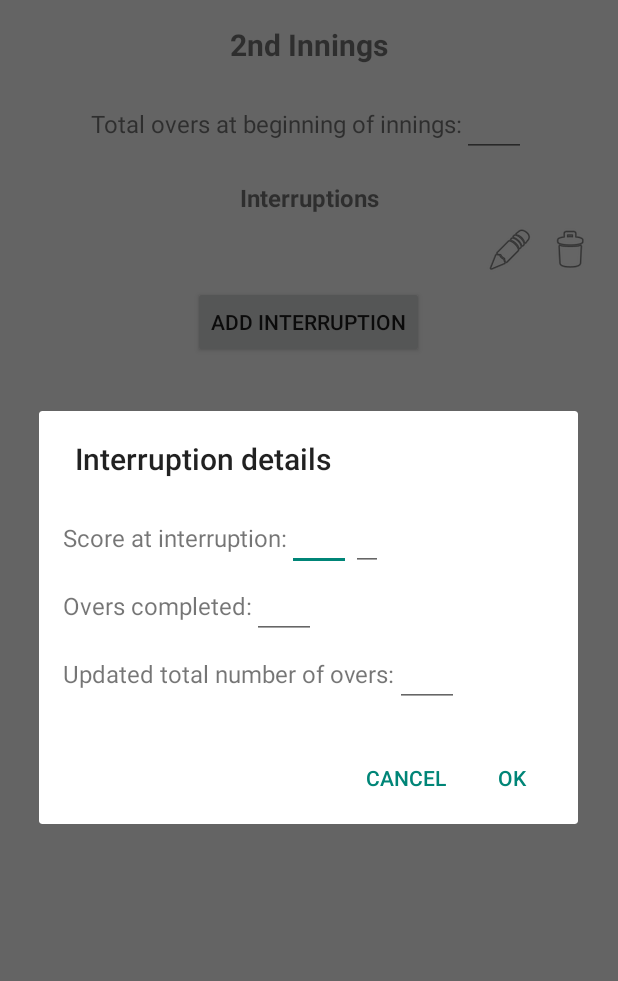
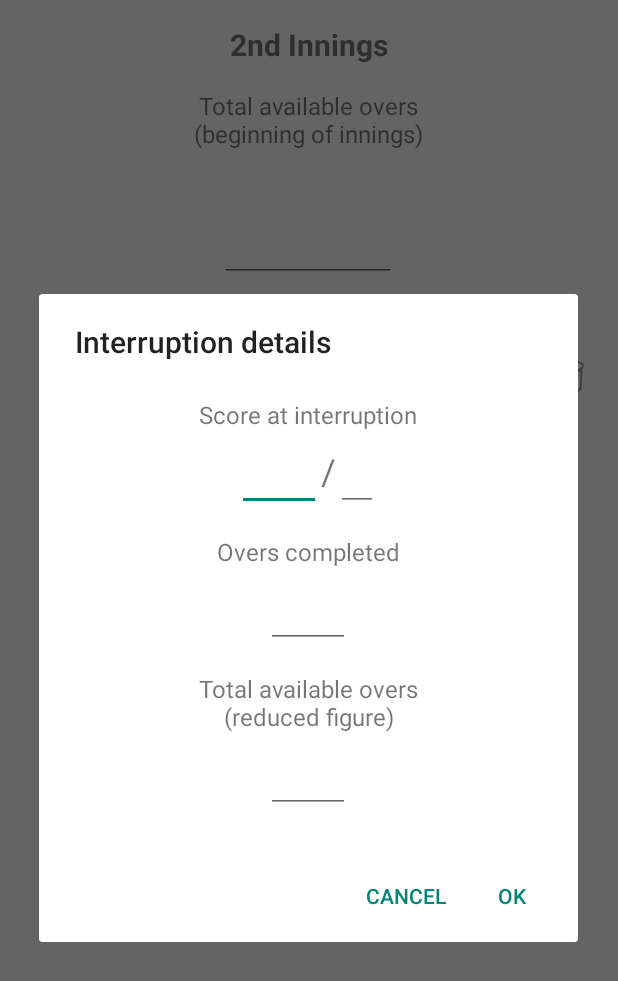
Before and after one commit to jeremyleee/Duckie, an Android app: the fragment InningsFragment shown on its own in the app's theme, after a tap on "ADD INTERRUPTION", on a phone screen of 412 x 824 dp. Shown: the top 981 px of the screen. Run offline under Robolectric (Android 15) with nearby library versions, the phone set to English and light mode, and no system bars; 8 statements that could not run were skipped.

Commit message:
Made EditTexts bigger and improved wording of labels

```diff
--- a/app/src/main/java/com/tragicfruit/duckworthlewiscalculator/MatchActivity.java
+++ b/app/src/main/java/com/tragicfruit/duckworthlewiscalculator/MatchActivity.java
@@ -6,6 +6,8 @@ import android.support.v13.app.FragmentPagerAdapter;
 import android.support.v4.view.ViewPager;
 import android.support.v7.app.ActionBarActivity;
 import android.support.v7.widget.Toolbar;
+import android.view.Menu;
+import android.view.MenuInflater;
 
 /**
  * Created by Jeremy on 1/02/2015.
@@ -102,6 +104,12 @@ public class MatchActivity extends ActionBarActivity {
         });
     }
 
+    /*@Override
+    public boolean onCreateOptionsMenu(Menu menu) {
+        getMenuInflater().inflate(R.menu.menu_match, menu);
+        return true;
+    }*/
+
     @Override
     public void onPause() {
         super.onPause();
--- a/app/src/main/res/layout/dialog_interruption.xml
+++ b/app/src/main/res/layout/dialog_interruption.xml
@@ -3,12 +3,13 @@
               android:orientation="vertical"
               android:layout_width="wrap_content"
               android:layout_height="wrap_content"
-              android:padding="@dimen/activity_horizontal_margin">
+              android:padding="24dp"
+              android:gravity="center">
 
     <LinearLayout
         android:layout_width="wrap_content"
         android:layout_height="wrap_content"
-        android:orientation="horizontal">
+        android:orientation="vertical">
 
         <TextView
             android:layout_width="wrap_content"
@@ -16,15 +17,32 @@
             android:text="@string/interruption_score_label"
             android:textSize="16sp"/>
 
+        <LinearLayout
+            android:layout_width="wrap_content"
+            android:layout_height="wrap_content"
+            android:orientation="horizontal"
+            android:layout_gravity="center"
+            android:layout_marginBottom="16dp">
+
             <EditText
+                android:gravity="center"
                 android:id="@+id/interruption_runs_editText"
+                android:textSize="24sp"
                 android:layout_width="wrap_content"
                 android:layout_height="wrap_content"
                 android:inputType="number"
                 android:ems="2"/>
 
+            <TextView
+                android:text="/"
+                android:textSize="24sp"
+                android:layout_width="wrap_content"
+                android:layout_height="wrap_content"/>
+
             <EditText
+                android:gravity="center"
                 android:id="@+id/interruption_wickets_editText"
+                android:textSize="24sp"
                 android:layout_width="wrap_content"
                 android:layout_height="wrap_content"
                 android:inputType="number"
@@ -32,10 +50,14 @@
 
         </LinearLayout>
 
+    </LinearLayout>
+
     <LinearLayout
         android:layout_width="wrap_content"
         android:layout_height="wrap_content"
-        android:orientation="horizontal">
+        android:orientation="vertical"
+        android:gravity="center"
+        android:layout_marginBottom="16dp">
 
         <TextView
             android:layout_width="wrap_content"
@@ -44,6 +66,8 @@
             android:textSize="16sp"/>
 
         <EditText
+            android:gravity="center"
+            android:textSize="24sp"
             android:id="@+id/interruption_overs_completed"
             android:layout_width="wrap_content"
             android:layout_height="wrap_content"
@@ -55,15 +79,19 @@
     <LinearLayout
         android:layout_width="wrap_content"
         android:layout_height="wrap_content"
-        android:orientation="horizontal">
+        android:orientation="vertical"
+        android:gravity="center">
 
         <TextView
+            android:gravity="center"
             android:layout_width="wrap_content"
             android:layout_height="wrap_content"
             android:text="@string/interruption_new_total_overs"
             android:textSize="16sp"/>
 
         <EditText
+            android:gravity="center"
+            android:textSize="24sp"
             android:id="@+id/interruption_new_total_overs"
             android:layout_width="wrap_content"
             android:layout_height="wrap_content"
--- a/app/src/main/res/layout/fragment_innings.xml
+++ b/app/src/main/res/layout/fragment_innings.xml
@@ -24,20 +24,25 @@
             android:layout_gravity="center"
             android:layout_width="wrap_content"
             android:layout_height="wrap_content"
-            android:orientation="horizontal">
+            android:orientation="vertical"
+            android:gravity="center">
 
             <TextView
+                android:gravity="center"
                 android:layout_width="wrap_content"
                 android:layout_height="wrap_content"
                 android:text="@string/starting_overs_label"
                 android:textSize="16sp"/>
 
             <EditText
+                android:gravity="center"
                 android:id="@+id/max_overs_editText"
                 android:layout_width="wrap_content"
                 android:layout_height="wrap_content"
                 android:inputType="number"
-                android:ems="2"/>
+                android:textSize="50sp"
+                android:ems="2"
+                android:layout_marginBottom="16dp"/>
 
         </LinearLayout>
 
@@ -49,7 +54,6 @@
             android:textStyle="bold"
             android:gravity="center"
             android:textSize="16sp"
-            android:paddingTop="16dp"
             android:visibility="gone"/>
 
         <LinearLayout
@@ -70,7 +74,7 @@
             android:id="@+id/first_innings_score_section"
             android:layout_width="match_parent"
             android:layout_height="wrap_content"
-            android:orientation="horizontal"
+            android:orientation="vertical"
             android:gravity="center">
 
             <TextView
@@ -79,22 +83,39 @@
                 android:text="@string/first_innings_score_label"
                 android:textSize="16sp"/>
 
+            <LinearLayout
+                android:layout_width="wrap_content"
+                android:layout_height="wrap_content"
+                android:orientation="horizontal">
+
                 <EditText
+                    android:gravity="center"
                     android:id="@+id/first_innings_runs_editText"
                     android:layout_width="wrap_content"
                     android:layout_height="wrap_content"
                     android:inputType="number"
+                    android:textSize="50sp"
                     android:ems="2"/>
 
+                <TextView
+                    android:layout_width="wrap_content"
+                    android:layout_height="wrap_content"
+                    android:textSize="50sp"
+                    android:text="/"/>
+
                 <EditText
+                    android:gravity="center"
                     android:id="@+id/first_innings_wickets_editText"
                     android:layout_width="wrap_content"
                     android:layout_height="wrap_content"
                     android:inputType="number"
+                    android:textSize="50sp"
                     android:ems="1"/>
 
             </LinearLayout>
 
         </LinearLayout>
 
+    </LinearLayout>
+
 </ScrollView>
--- a/app/src/main/res/layout/fragment_result.xml
+++ b/app/src/main/res/layout/fragment_result.xml
@@ -36,6 +36,7 @@
     </LinearLayout>
 
     <TextView
+        android:gravity="center"
         android:id="@+id/bad_result_textView"
         android:layout_marginTop="48dp"
         android:layout_gravity="center_horizontal"
--- a/app/src/main/res/values/strings.xml
+++ b/app/src/main/res/values/strings.xml
@@ -6,9 +6,9 @@
     <string name="first_innings_label">1st Innings</string>
     <string name="second_innings_label">2nd Innings</string>
     <string name="result_label">Result</string>
-    <string name="first_innings_score_label">Score after first innings:</string>
-    <string name="interruption_score_label">Score at interruption:</string>
-    <string name="starting_overs_label">Total overs at beginning of innings:</string>
+    <string name="first_innings_score_label">Score after first innings</string>
+    <string name="interruption_score_label">Score at interruption</string>
+    <string name="starting_overs_label">Total available overs\n(beginning of innings)</string>
     <string name="add_interruption_label">Add interruption</string>
     <string name="target_score">Target score:</string>
     <string name="calculation_error_message">Error calculating target score.\nPlease check input values.</string>
@@ -16,8 +16,8 @@
     <string name="interruptions_label">Interruptions</string>
     <string name="edit_interruption">Edit</string>
     <string name="delete_interruption">Delete</string>
-    <string name="interruption_overs_completed_label">Overs completed:</string>
-    <string name="interruption_new_total_overs">Updated total number of overs:</string>
+    <string name="interruption_overs_completed_label">Overs completed</string>
+    <string name="interruption_new_total_overs">Total available overs\n(reduced figure)</string>
     <string name="interruption_title">Interruption at %1$s/%2$s after %3$s overs</string>
 
 </resources>
```
Lines whose indentation alone changed are shown as unchanged.
